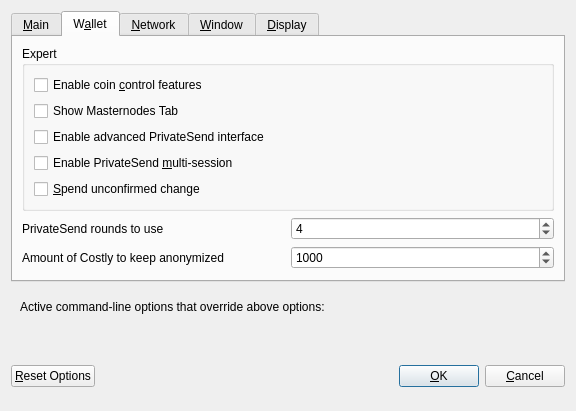
Before: the Qt Designer form src/qt/forms/optionsdialog.ui in CostlyDev/Costly, drawn with Qt 5.
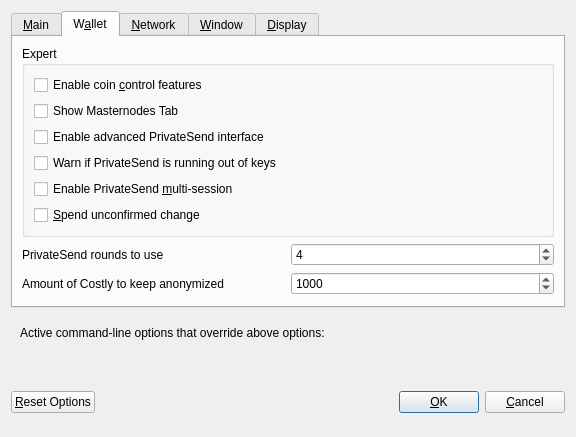
After: the same form once the commit is applied. The open tabs and pages were chosen to show the change. Custom widgets are drawn as their Qt base class.

The edit to the form file:
```diff
--- a/src/qt/forms/optionsdialog.ui
+++ b/src/qt/forms/optionsdialog.ui
@@ -173,6 +173,16 @@
             </property>
            </widget>
           </item>
+          <item>
+           <widget class="QCheckBox" name="lowKeysWarning">
+            <property name="toolTip">
+             <string>Show warning dialog when PrivateSend detects that wallet has very low number of keys left.</string>
+            </property>
+            <property name="text">
+             <string>Warn if PrivateSend is running out of keys</string>
+            </property>
+           </widget>
+          </item>
           <item>
            <widget class="QCheckBox" name="privateSendMultiSession">
             <property name="toolTip">
```
Left out of the diff: 6 changed lines with no effect on the pictures.
